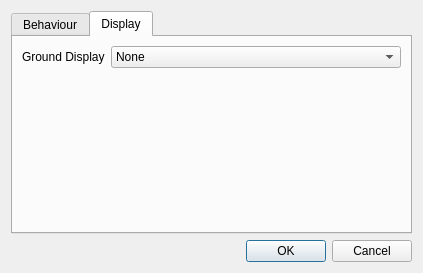
Above: optionsdialog.ui from ikskuh/VersaTile before the change. Below: the same form after it.
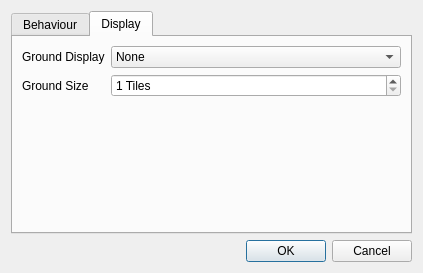
That is the form after the change. The open tabs and pages were chosen to show the change.

Commit message: Adds option for ground plane sizing

What changed in the file:
```diff
--- a/optionsdialog.ui
+++ b/optionsdialog.ui
@@ -109,6 +109,29 @@
          </item>
         </widget>
        </item>
+       <item row="1" column="0">
+        <widget class="QLabel" name="label_4">
+         <property name="text">
+          <string>Ground Size</string>
+         </property>
+        </widget>
+       </item>
+       <item row="1" column="1">
+        <widget class="QSpinBox" name="sbGroundSize">
+         <property name="suffix">
+          <string> Tiles</string>
+         </property>
+         <property name="prefix">
+          <string/>
+         </property>
+         <property name="minimum">
+          <number>1</number>
+         </property>
+         <property name="maximum">
+          <number>1500</number>
+         </property>
+        </widget>
+       </item>
       </layout>
      </widget>
     </widget>
```
Left out of the diff: 2 changed lines with no effect on the pictures. The commit also changes 4 other files.
